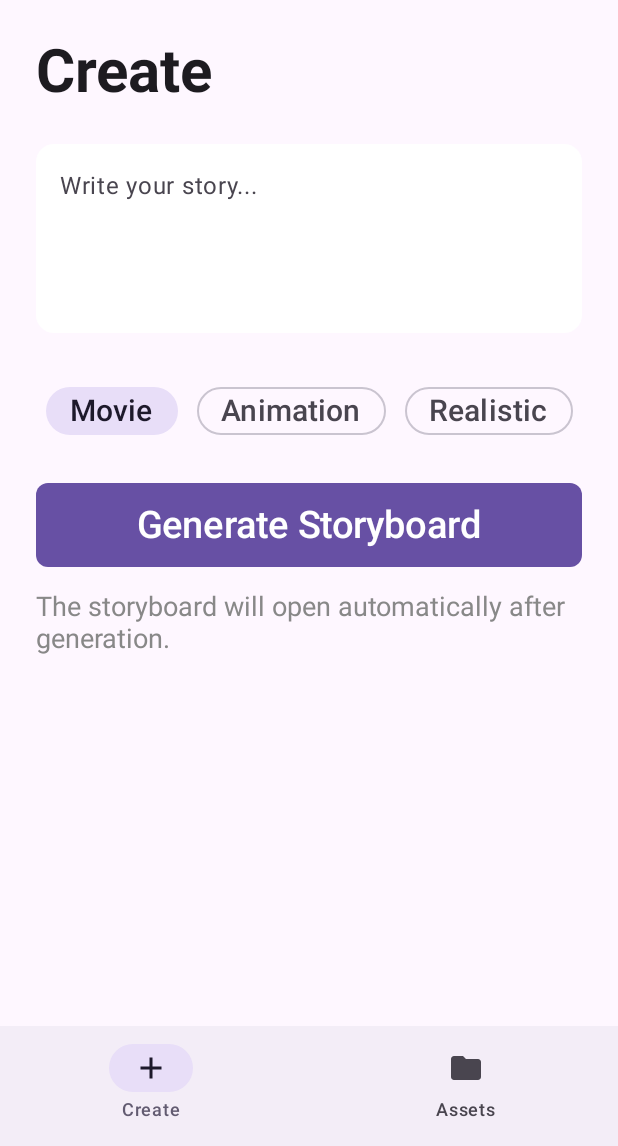
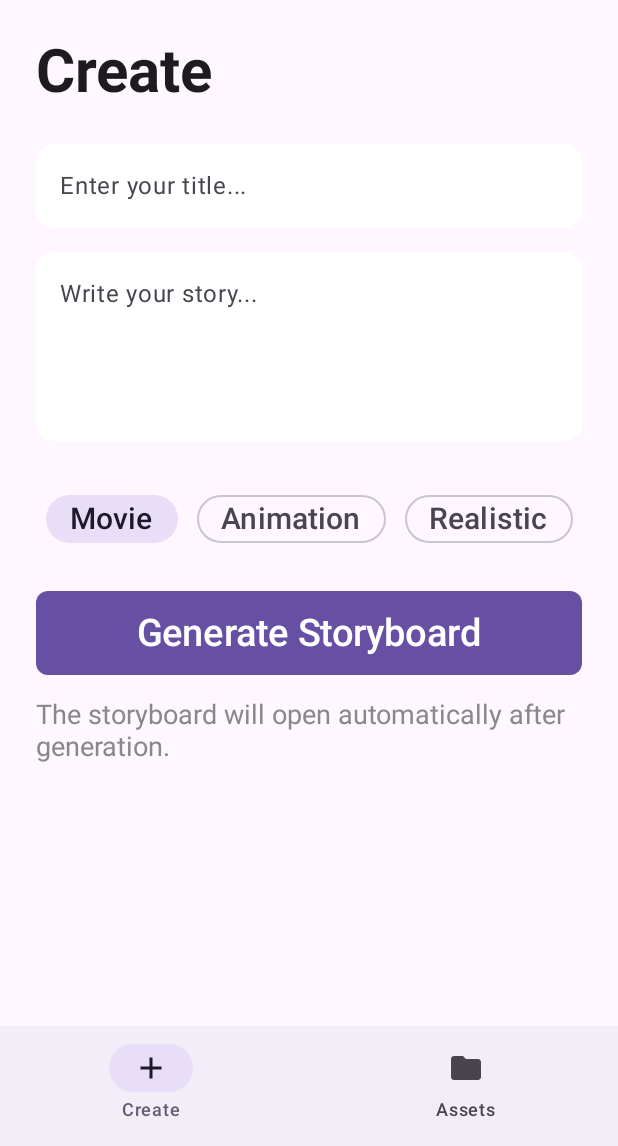
Before and after one commit to ZackyYoung/StoryMagician, an Android app built with Jetpack Compose: the screen it shows after launch (MainActivity), on a phone screen of 412 x 824 dp, the part 90-1236 px from its top. Run offline under Robolectric (Android 15) with nearby library versions, the phone set to English and light mode, and no system bars.

Commit message:
增加了对于http网络的安全配置 修改BASE_LINE以/结尾，并且将Services中的/去掉 实现了主页创建新故事的功能

```diff
--- a/client/app/src/main/AndroidManifest.xml
+++ b/client/app/src/main/AndroidManifest.xml
@@ -1,6 +1,8 @@
 <?xml version="1.0" encoding="utf-8"?>
 <manifest xmlns:android="http://schemas.android.com/apk/res/android"
     xmlns:tools="http://schemas.android.com/tools">
+
+    <uses-permission android:name="android.permission.INTERNET" />
 
     <application
         android:allowBackup="true"
@@ -10,7 +12,8 @@
         android:label="@string/app_name"
         android:roundIcon="@mipmap/ic_launcher_round"
         android:supportsRtl="true"
-        android:theme="@style/Theme.StoryMagician">
+        android:theme="@style/Theme.StoryMagician"
+        android:networkSecurityConfig="@xml/network_security_config">
         <activity
             android:name=".MainActivity"
             android:exported="true"
--- a/client/app/src/main/java/com/bytedance/storymagician/DataClasses.kt
+++ b/client/app/src/main/java/com/bytedance/storymagician/DataClasses.kt
@@ -2,6 +2,7 @@ package com.bytedance.storymagician
 
 
 data class CreateStoryRequest(
+    val title: String,
     val description: String,
     val style: String
 )
--- a/client/app/src/main/java/com/bytedance/storymagician/MainActivity.kt
+++ b/client/app/src/main/java/com/bytedance/storymagician/MainActivity.kt
@@ -36,7 +36,6 @@ fun StoryMagicianApp() {
     val sharedViewModel: SharedViewModel = viewModel()
     val pagerState = rememberPagerState { 2 }
     val coroutineScope = rememberCoroutineScope()
-    val appService = ServiceCreator.create(AppService::class.java)
     Scaffold(
         bottomBar = {
             BottomNavigationBar(
--- a/client/app/src/main/java/com/bytedance/storymagician/Router.kt
+++ b/client/app/src/main/java/com/bytedance/storymagician/Router.kt
@@ -1,8 +1,10 @@
 package com.bytedance.storymagician
 
 import androidx.compose.runtime.Composable
+import androidx.compose.runtime.LaunchedEffect
 import androidx.compose.runtime.getValue
 import androidx.lifecycle.compose.collectAsStateWithLifecycle
+import androidx.navigation.NavController
 import androidx.navigation.compose.NavHost
 import androidx.navigation.compose.composable
 import androidx.navigation.compose.rememberNavController
@@ -13,26 +15,22 @@ import com.bytedance.storymagician.components.ShotDetailScreen
 import com.bytedance.storymagician.components.StoryboardScreen
 import com.bytedance.storymagician.viewmodel.SharedViewModel
 
-/**
- * "Create" 标签页的独立导航容器
- * @param viewModel 共享的 ViewModel，用于跨屏幕传递数据
- */
 @Composable
 fun CreateNavHost(viewModel: SharedViewModel) {
     val navController = rememberNavController()
+
+
     NavHost(navController = navController, startDestination = "front_page") {
         composable("front_page") {
-            FrontPageScreen(onGenerateStoryboard = {
-                // 在实际应用中，这里可能会调用 API 生成一个故事，然后获取其 ID
-                val generatedStoryId = 1 // 假设生成的故事ID是1
-                viewModel.selectStory(generatedStoryId)
+            FrontPageScreen(onGenerateStoryboard = { createStoryRequest ->
+                viewModel.createStory(createStoryRequest)
                 navController.navigate("storyboard")
             })
         }
         composable("storyboard") {
+            // The storyId is already collected above, so we can use it directly.
             val storyId by viewModel.storyId.collectAsStateWithLifecycle()
             StoryboardScreen(
-                // 如果 storyId 为 null，显示0。在真实应用中，您可能想显示一个加载或错误状态。
                 storyId = storyId ?: 0,
                 onShotClick = { shotId ->
                     viewModel.selectShot(shotId)
@@ -44,7 +42,6 @@ fun CreateNavHost(viewModel: SharedViewModel) {
         composable("shot_detail") {
             val shotId by viewModel.shotId.collectAsStateWithLifecycle()
             ShotDetailScreen(
-                // 如果 shotId 为 null，显示0。
                 shotId = shotId ?: 0,
                 onBack = { navController.popBackStack() }
             )
@@ -52,10 +49,6 @@ fun CreateNavHost(viewModel: SharedViewModel) {
     }
 }
 
-/**
- * "Assets" 标签页的独立导航容器
- * @param viewModel 共享的 ViewModel，用于跨屏幕传递数据
- */
 @Composable
 fun AssetsNavHost(viewModel: SharedViewModel) {
     val navController = rememberNavController()
@@ -69,7 +62,6 @@ fun AssetsNavHost(viewModel: SharedViewModel) {
         composable("preview") {
             val storyId by viewModel.storyId.collectAsStateWithLifecycle()
             PreviewScreen(
-                // 如果 storyId 为 null，显示0。
                 storyId = storyId ?: 0,
                 onBack = { navController.popBackStack() }
             )
--- a/client/app/src/main/java/com/bytedance/storymagician/ServiceCreator.kt
+++ b/client/app/src/main/java/com/bytedance/storymagician/ServiceCreator.kt
@@ -11,7 +11,11 @@ import java.util.concurrent.TimeUnit
 import androidx.core.content.edit
 
 object ServiceCreator {
-    private const val BASE_URL = "http://14.103.19.244:8000"
+    //实际地址
+//    private const val BASE_URL = "http://14.103.19.244:8000/"
+    //apifox mock地址
+    private const val BASE_URL = "http://10.0.2.2:4523/m1/7444033-7178068-default/"
+
     private const val PREFS_FILE = "story_magician_prefs"
     private const val PREF_DEVICE_ID = "device_uuid"
 
--- a/client/app/src/main/java/com/bytedance/storymagician/Services.kt
+++ b/client/app/src/main/java/com/bytedance/storymagician/Services.kt
@@ -10,34 +10,34 @@ import retrofit2.http.Path
 
 interface AppService {
     // 生成一个新的story
-    @POST("/story")
-    suspend fun postStory(@Body createStoryRequest: CreateStoryRequest): Response<ResponseBody>
+    @POST("story")
+    suspend fun postStory(@Body createStoryRequest: CreateStoryRequest): Int
 
     // 获取所有的story
-    @GET("/story")
+    @GET("story")
     suspend fun getStories(): List<Story>
 
     // 获取一个story下的所有shots
-    @GET("/story/{storyId}/shots")
+    @GET("story/{storyId}/shots")
     suspend fun getShots(@Path("storyId") storyId: Int): List<Shot>
 
     // 通过storyId获取一个story相关的内容
-    @GET("/story/{storyId}")
+    @GET("story/{storyId}")
     suspend fun getStory(@Path("storyId") storyId: Int): Story
 
     // 通过storyId删除一个story
-    @DELETE("/story/{storyId}")
+    @DELETE("story/{storyId}")
     suspend fun deleteStory(@Path("storyId") storyId: Int): Response<ResponseBody>
 
     // 通过shotId获取一个shot的详细内容
-    @GET("/shot/{shotId}")
+    @GET("shot/{shotId}")
     suspend fun getShot(@Path("shotId") shotId: Int): Shot
 
     // 更改shot的详细内容，并返回更新后的内容， 包括 narration，transition，description，以及新的图片
-    @POST("/shot")
+    @POST("shot")
     suspend fun postShot(@Body shot: Shot): Shot
 
     //根据storyId获取生成的视频
-    @GET("/preview/{storyId}")
+    @GET("preview/{storyId}")
     suspend fun getPreview(@Path("storyId") storyId: Int): Response<ResponseBody>
 }
--- a/client/app/src/main/java/com/bytedance/storymagician/components/FrontPageScreen.kt
+++ b/client/app/src/main/java/com/bytedance/storymagician/components/FrontPageScreen.kt
@@ -10,9 +10,7 @@ import androidx.compose.foundation.layout.height
 import androidx.compose.foundation.layout.padding
 import androidx.compose.foundation.shape.RoundedCornerShape
 import androidx.compose.material3.Button
-import androidx.compose.material3.ButtonDefaults
 import androidx.compose.material3.FilterChip
-import androidx.compose.material3.FilterChipDefaults
 import androidx.compose.material3.MaterialTheme
 import androidx.compose.material3.Text
 import androidx.compose.material3.TextField
@@ -29,16 +27,15 @@ import androidx.compose.ui.text.font.FontWeight
 import androidx.compose.ui.tooling.preview.Preview
 import androidx.compose.ui.unit.dp
 import androidx.compose.ui.unit.sp
+import com.bytedance.storymagician.CreateStoryRequest
 
 @Composable
-fun FrontPageScreen(onGenerateStoryboard: () -> Unit) {
+fun FrontPageScreen(onGenerateStoryboard: (createStoryRequest: CreateStoryRequest) -> Unit) {
+    var title by remember { mutableStateOf("") }
     var description by remember { mutableStateOf("") }
+    var selectedStyle by remember { mutableStateOf("Movie") }
+    val styles = listOf("Movie", "Animation", "Realistic")
 
-    // 定义状态来跟踪选中的chip
-    var selectedStyle by remember { mutableStateOf("Movie") }
-
-    // 定义chip样式类型
-    val styles = listOf("Movie", "Animation", "Realistic")
     Column(
         modifier = Modifier
             .fillMaxSize()
@@ -60,6 +57,25 @@ fun FrontPageScreen(onGenerateStoryboard: () -> Unit) {
             modifier = Modifier.padding(bottom = 24.dp)
         )
 
+        // Title TextField
+        TextField(
+            value = title,
+            onValueChange = { title = it },
+            placeholder = { Text("Enter your title...") },
+            modifier = Modifier
+                .fillMaxWidth()
+                .padding(bottom = 16.dp), // Add some space below the title
+            shape = RoundedCornerShape(12.dp),
+            colors = TextFieldDefaults.colors(
+                focusedContainerColor = Color.White,
+                unfocusedContainerColor = Color.White,
+                focusedIndicatorColor = Color.Transparent,
+                unfocusedIndicatorColor = Color.Transparent
+            ),
+            singleLine = true // Title should be single line
+        )
+
+        // Description TextField
         TextField(
             value = description,
             onValueChange = { description = it },
@@ -101,7 +117,7 @@ fun FrontPageScreen(onGenerateStoryboard: () -> Unit) {
         Spacer(modifier = Modifier.height(20.dp))
 
         Button(
-            onClick = onGenerateStoryboard,
+            onClick = { onGenerateStoryboard(CreateStoryRequest(title, description, selectedStyle)) },
             modifier = Modifier
                 .fillMaxWidth()
                 .height(56.dp),
@@ -129,5 +145,5 @@ fun FrontPageScreen(onGenerateStoryboard: () -> Unit) {
 @Preview
 @Composable
 fun FrontPageScreenPreview() {
-    FrontPageScreen(onGenerateStoryboard = {})
+    FrontPageScreen(onGenerateStoryboard = { createStoryRequest -> })
 }
```
Also changed, not shown: client/app/src/main/java/com/bytedance/storymagician/viewmodel/SharedViewModel.kt (+25 -16 lines), client/app/src/main/res/xml/network_security_config.xml (added, +7 -0 lines).
